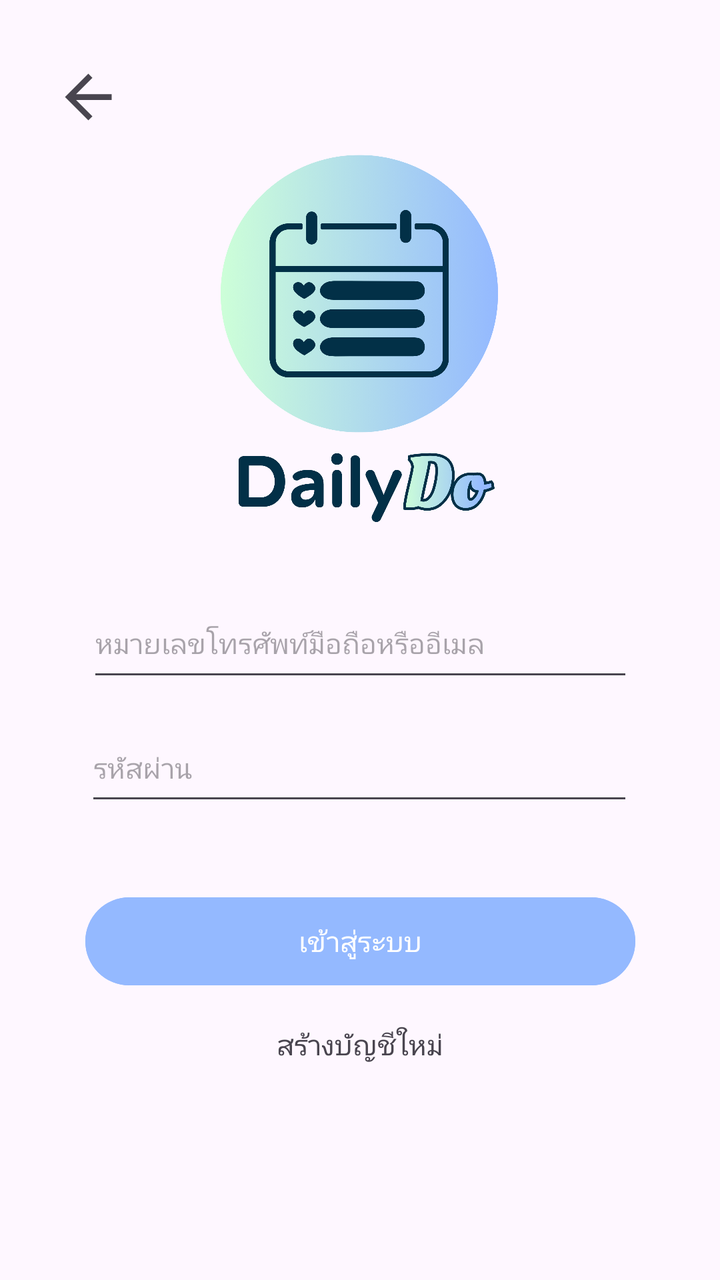
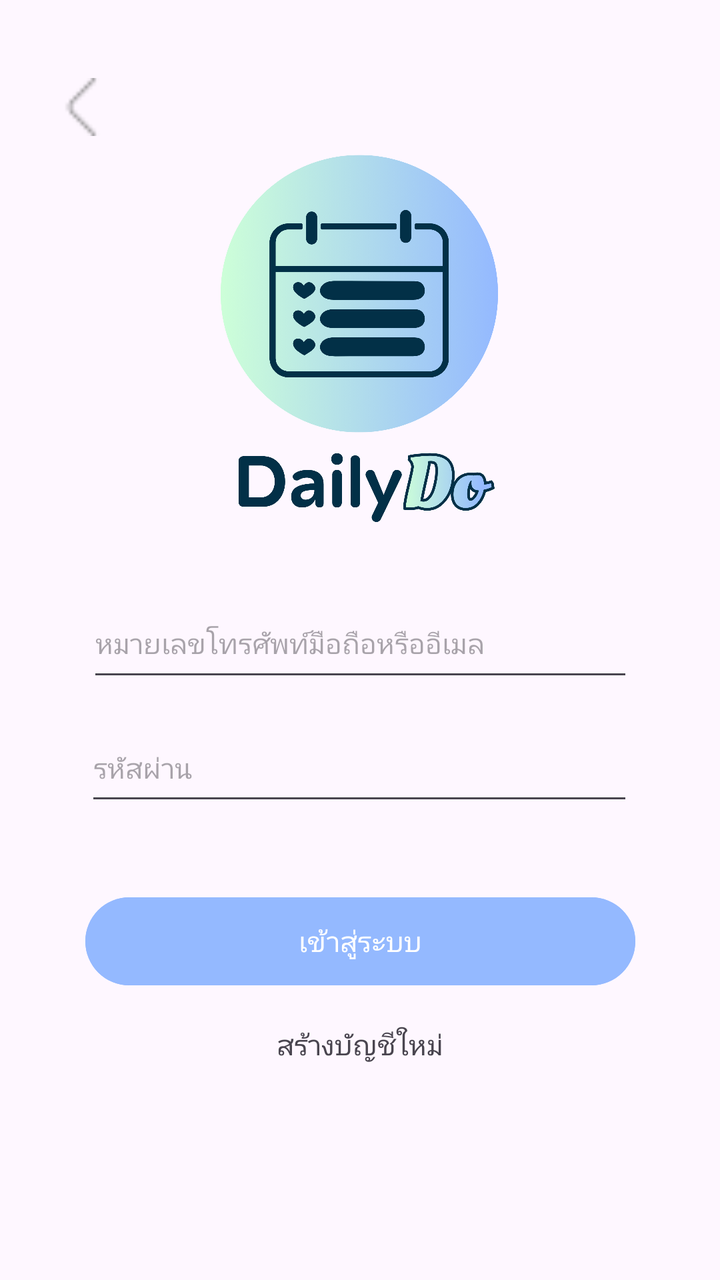

Two renders of the same Android screen: before a commit and after it. Below are the layout's source before the change and the commit's diff.
<!-- AndroidManifest.xml: application theme Theme.Project -->
<!-- res/layout/activity_login.xml -->
<?xml version="1.0" encoding="utf-8"?>
<androidx.constraintlayout.widget.ConstraintLayout xmlns:android="http://schemas.android.com/apk/res/android"
    xmlns:app="http://schemas.android.com/apk/res-auto"
    xmlns:tools="http://schemas.android.com/tools"
    android:id="@+id/main"
    android:layout_width="match_parent"
    android:layout_height="match_parent"
    tools:context=".LoginActivity">

    <Button
        android:id="@+id/btn_signin"
        android:layout_width="275dp"
        android:layout_height="52dp"
        android:backgroundTint="#94b9ff"
        android:text="เข้าสู่ระบบ"
        android:textColorLink="#331C1C"
        app:layout_constraintBottom_toBottomOf="parent"
        app:layout_constraintEnd_toEndOf="parent"
        app:layout_constraintStart_toStartOf="parent"
        app:layout_constraintTop_toTopOf="parent"
        app:layout_constraintVertical_bias="0.756" />

    <ImageView
        android:id="@+id/img_logo2"
        android:layout_width="236dp"
        android:layout_height="193dp"
        app:layout_constraintBottom_toBottomOf="parent"
        app:layout_constraintEnd_toEndOf="parent"
        app:layout_constraintHorizontal_bias="0.497"
        app:layout_constraintStart_toStartOf="parent"
        app:layout_constraintTop_toTopOf="parent"
        app:layout_constraintVertical_bias="0.167"
        app:srcCompat="@drawable/daily" />

    <EditText
        android:id="@+id/inp_email"
        android:layout_width="273dp"
        android:layout_height="51dp"
        android:ems="10"
        android:hint="หมายเลขโทรศัพท์มือถือหรืออีเมล"
        android:inputType="text"
        android:textSize="14sp"
        app:layout_constraintBottom_toBottomOf="parent"
        app:layout_constraintEnd_toEndOf="parent"
        app:layout_constraintStart_toStartOf="parent"
        app:layout_constraintTop_toTopOf="parent" />

    <EditText
        android:id="@+id/inp_pass"
        android:layout_width="274dp"
        android:layout_height="50dp"
        android:ems="10"
        android:hint="รหัสผ่าน"
        android:inputType="textPassword"
        android:textSize="14sp"
        app:layout_constraintBottom_toBottomOf="parent"
        app:layout_constraintEnd_toEndOf="parent"
        app:layout_constraintHorizontal_bias="0.496"
        app:layout_constraintStart_toStartOf="parent"
        app:layout_constraintTop_toTopOf="parent"
        app:layout_constraintVertical_bias="0.606" />

    <TextView
        android:id="@+id/txt_create"
        android:layout_width="275dp"
        android:layout_height="51dp"
        android:gravity="center"
        android:text="สร้างบัญชีใหม่"
        app:layout_constraintBottom_toBottomOf="parent"
        app:layout_constraintEnd_toEndOf="parent"
        app:layout_constraintStart_toStartOf="parent"
        app:layout_constraintTop_toTopOf="parent"
        app:layout_constraintVertical_bias="0.844" />

    <ImageView
        android:id="@+id/img_back"
        android:layout_width="39dp"
        android:layout_height="35dp"
        android:backgroundTint="#023047"
        app:layout_constraintBottom_toBottomOf="parent"
        app:layout_constraintEnd_toEndOf="parent"
        app:layout_constraintHorizontal_bias="0.077"
        app:layout_constraintStart_toStartOf="parent"
        app:layout_constraintTop_toTopOf="parent"
        app:layout_constraintVertical_bias="0.051"
        app:srcCompat="?attr/homeAsUpIndicator" />
</androidx.constraintlayout.widget.ConstraintLayout>
<!-- resources referenced by this layout -->
<resources>
  <!-- drawable daily: png bitmap (drawable, 527628 bytes) -->
  <style name="Theme.Project" parent="Base.Theme.Project" />
  <style name="Base.Theme.Project" parent="Theme.Material3.DayNight.NoActionBar">
          
          
      </style>
</resources>

<!-- the commit's change to res/layout/activity_login.xml (unified diff, before → after) -->
@@ -74,14 +74,14 @@
 
     <ImageView
         android:id="@+id/img_back"
-        android:layout_width="39dp"
-        android:layout_height="35dp"
+        android:layout_width="30dp"
+        android:layout_height="29dp"
         android:backgroundTint="#023047"
+        android:src="@drawable/ic_back"
         app:layout_constraintBottom_toBottomOf="parent"
         app:layout_constraintEnd_toEndOf="parent"
         app:layout_constraintHorizontal_bias="0.077"
         app:layout_constraintStart_toStartOf="parent"
         app:layout_constraintTop_toTopOf="parent"
-        app:layout_constraintVertical_bias="0.051"
-        app:srcCompat="?attr/homeAsUpIndicator" />
+        app:layout_constraintVertical_bias="0.064" />
 </androidx.constraintlayout.widget.ConstraintLayout>
<!-- resource entries referenced after the edit -->
@@ -1,6 +1,7 @@
 <!-- resources referenced by this layout -->
 <resources>
   <!-- drawable daily: png bitmap (drawable, 527628 bytes) -->
+  <!-- drawable ic_back: png bitmap (drawable, 430 bytes) -->
   <style name="Theme.Project" parent="Base.Theme.Project" />
   <style name="Base.Theme.Project" parent="Theme.Material3.DayNight.NoActionBar">
           
